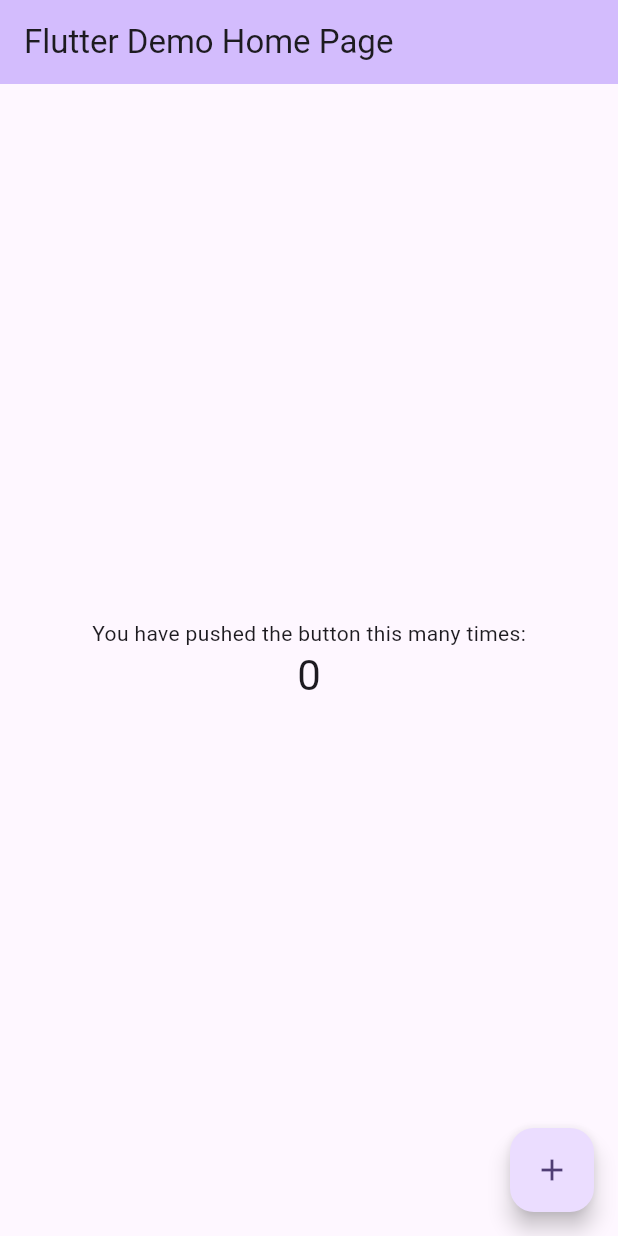
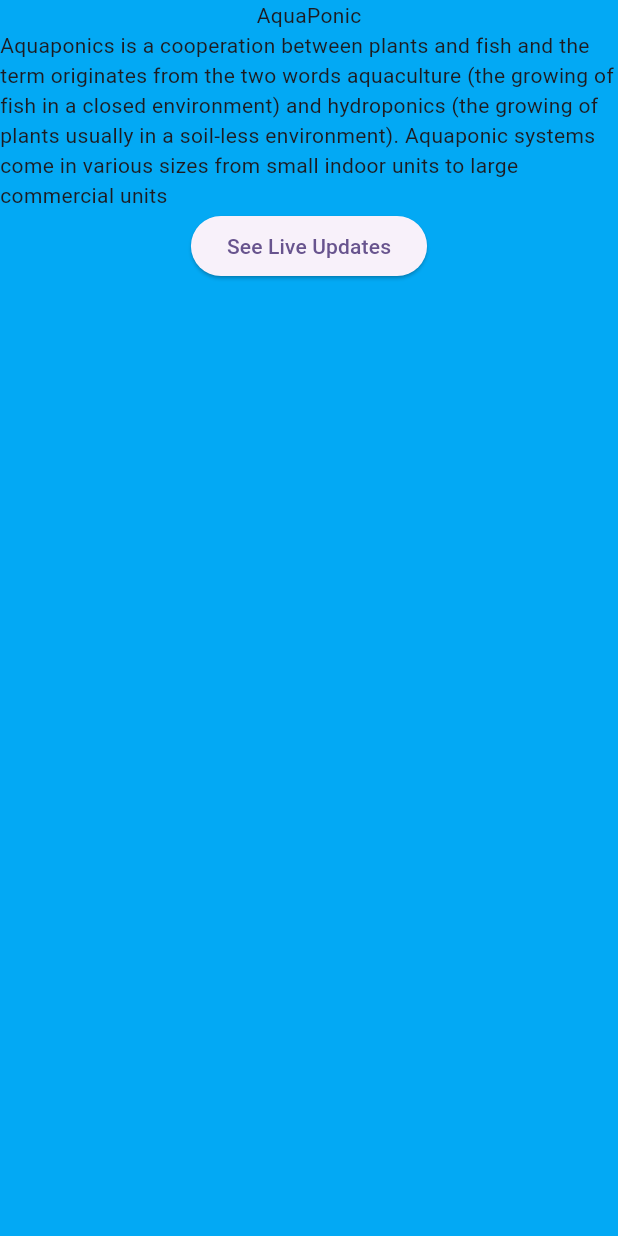
Before and after one commit to pankemort/AquaPolicon, a Flutter app: the screen it shows after launch, on a phone screen of 412 x 824 dp. Run offline on Flutter 3.47's test engine with Material 2 defaults, Android fonts, the light colour scheme and no system bars.

Commit message:
added screens

```diff
--- a/aquaponic/lib/main.dart
+++ b/aquaponic/lib/main.dart
@@ -1,3 +1,4 @@
+import 'package:aquaponic/screens/welcome.dart';
 import 'package:flutter/material.dart';
 
 void main() {
@@ -11,115 +12,12 @@ class MyApp extends StatelessWidget {
   @override
   Widget build(BuildContext context) {
     return MaterialApp(
-      title: 'Flutter Demo',
+      title: 'Aquaponic',
       theme: ThemeData(
-        // This is the theme of your application.
-        //
-        // TRY THIS: Try running your application with "flutter run". You'll see
-        // the application has a blue toolbar. Then, without quitting the app,
-        // try changing the seedColor in the colorScheme below to Colors.green
-        // and then invoke "hot reload" (save your changes or press the "hot
-        // reload" button in a Flutter-supported IDE, or press "r" if you used
-        // the command line to start the app).
-        //
-        // Notice that the counter didn't reset back to zero; the application
-        // state is not lost during the reload. To reset the state, use hot
-        // restart instead.
-        //
-        // This works for code too, not just values: Most code changes can be
-        // tested with just a hot reload.
         colorScheme: ColorScheme.fromSeed(seedColor: Colors.deepPurple),
         useMaterial3: true,
       ),
-      home: const MyHomePage(title: 'Flutter Demo Home Page'),
+      home: const WelcomeScreen(),
     );
   }
 }
-
-class MyHomePage extends StatefulWidget {
-  const MyHomePage({super.key, required this.title});
-
-  // This widget is the home page of your application. It is stateful, meaning
-  // that it has a State object (defined below) that contains fields that affect
-  // how it looks.
-
-  // This class is the configuration for the state. It holds the values (in this
-  // case the title) provided by the parent (in this case the App widget) and
-  // used by the build method of the State. Fields in a Widget subclass are
-  // always marked "final".
-
-  final String title;
-
-  @override
-  State<MyHomePage> createState() => _MyHomePageState();
-}
-
-class _MyHomePageState extends State<MyHomePage> {
-  int _counter = 0;
-
-  void _incrementCounter() {
-    setState(() {
-      // This call to setState tells the Flutter framework that something has
-      // changed in this State, which causes it to rerun the build method below
-      // so that the display can reflect the updated values. If we changed
-      // _counter without calling setState(), then the build method would not be
-      // called again, and so nothing would appear to happen.
-      _counter++;
-    });
-  }
-
-  @override
-  Widget build(BuildContext context) {
-    // This method is rerun every time setState is called, for instance as done
-    // by the _incrementCounter method above.
-    //
-    // The Flutter framework has been optimized to make rerunning build methods
-    // fast, so that you can just rebuild anything that needs updating rather
-    // than having to individually change instances of widgets.
-    return Scaffold(
-      appBar: AppBar(
-        // TRY THIS: Try changing the color here to a specific color (to
-        // Colors.amber, perhaps?) and trigger a hot reload to see the AppBar
-        // change color while the other colors stay the same.
-        backgroundColor: Theme.of(context).colorScheme.inversePrimary,
-        // Here we take the value from the MyHomePage object that was created by
-        // the App.build method, and use it to set our appbar title.
-        title: Text(widget.title),
-      ),
-      body: Center(
-        // Center is a layout widget. It takes a single child and positions it
-        // in the middle of the parent.
-        child: Column(
-          // Column is also a layout widget. It takes a list of children and
-          // arranges them vertically. By default, it sizes itself to fit its
-          // children horizontally, and tries to be as tall as its parent.
-          //
-          // Column has various properties to control how it sizes itself and
-          // how it positions its children. Here we use mainAxisAlignment to
-          // center the children vertically; the main axis here is the vertical
-          // axis because Columns are vertical (the cross axis would be
-          // horizontal).
-          //
-          // TRY THIS: Invoke "debug painting" (choose the "Toggle Debug Paint"
-          // action in the IDE, or press "p" in the console), to see the
-          // wireframe for each widget.
-          mainAxisAlignment: MainAxisAlignment.center,
-          children: <Widget>[
-            const Text(
-              'You have pushed the button this many times:',
-            ),
-            Text(
-              '$_counter',
-              style: Theme.of(context).textTheme.headlineMedium,
-            ),
-          ],
-        ),
-      ),
-      floatingActionButton: FloatingActionButton(
-        onPressed: _incrementCounter,
-        tooltip: 'Increment',
-        child: const Icon(Icons.add),
-      ), // This trailing comma makes auto-formatting nicer for build methods.
-    );
-  }
-}
--- /dev/null
+++ b/aquaponic/lib/screens/welcome.dart
@@ -0,0 +1,31 @@
+import 'package:flutter/material.dart';
+
+class WelcomeScreen extends StatelessWidget {
+  const WelcomeScreen({super.key});
+
+  @override
+  Widget build(BuildContext context) {
+    return SafeArea(
+        child: Scaffold(
+      appBar: null,
+      body: Stack(
+        children: [
+          Container(
+            color: Colors.lightBlue,
+            child: Column(
+              children: [
+                const Text("AquaPonic"),
+                const Text(
+                    "Aquaponics is a cooperation between plants and fish and the term originates from the two words aquaculture (the growing of fish in a closed environment) and hydroponics (the growing of plants usually in a soil-less environment). Aquaponic systems come in various sizes from small indoor units to large commercial units"),
+                ElevatedButton(
+                  onPressed: () {},
+                  child: const Text("See Live Updates"),
+                ),
+              ],
+            ),
+          ),
+        ],
+      ),
+    ));
+  }
+}
```
